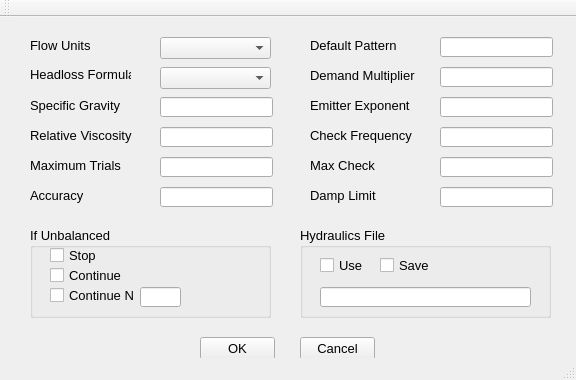
Before: the Qt Designer form src/ui/EPANET/frmHydraulicsOptions.ui in USEPA/SWMM-EPANET_User_Interface, drawn with Qt 5.
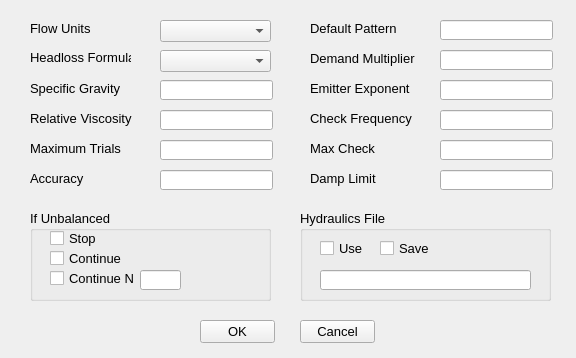
After: the same form once the commit is applied.

Commit message: touched up all options forms, first cut at populating forms from object

```diff
--- a/src/ui/EPANET/frmHydraulicsOptions.ui
+++ b/src/ui/EPANET/frmHydraulicsOptions.ui
@@ -7,7 +7,7 @@
     <x>0</x>
     <y>0</y>
     <width>576</width>
-    <height>380</height>
+    <height>358</height>
    </rect>
   </property>
   <property name="font">
@@ -438,15 +438,6 @@
     </widget>
    </widget>
   </widget>
-  <widget class="QToolBar" name="mainToolBar">
-   <attribute name="toolBarArea">
-    <enum>TopToolBarArea</enum>
-   </attribute>
-   <attribute name="toolBarBreak">
-    <bool>false</bool>
-   </attribute>
-  </widget>
-  <widget class="QStatusBar" name="statusBar"/>
  </widget>
  <layoutdefault spacing="6" margin="11"/>
  <resources/>
```
The commit also changes 20 other files.
